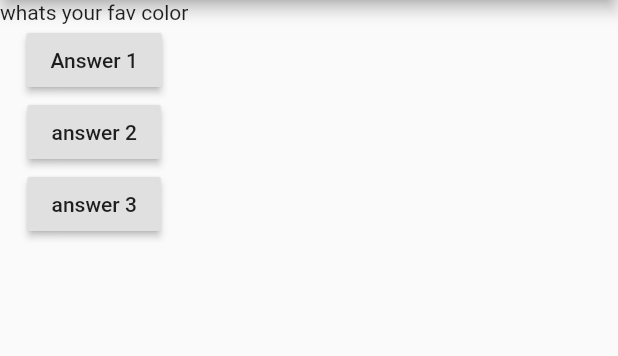
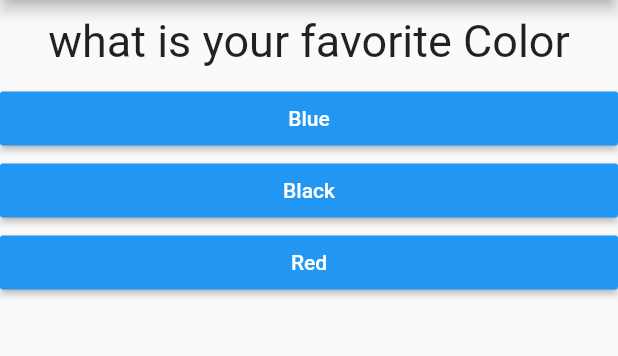
Before and after one commit to Meet-05/FIrstFlutterApp, a Flutter app: the screen it shows after launch, on a phone screen of 412 x 824 dp, the part 84-440 px from its top. Run offline on Flutter 3.47's test engine with Material 2 defaults, Android fonts, the phone set to English and light mode, and no system bars.

Commit message:
added questions and marking system

```diff
--- /dev/null
+++ b/lib/answer.dart
@@ -0,0 +1,20 @@
+import "package:flutter/material.dart";
+
+class Answer extends StatelessWidget {
+  final Function selectHandler;
+  final String answerText;
+  Answer(this.selectHandler, this.answerText);
+
+  @override
+  Widget build(BuildContext context) {
+    return Container(
+      width: double.infinity,
+      child: RaisedButton(
+        color: Colors.blue,
+        textColor: Colors.white,
+        child: Text(answerText),
+        onPressed: selectHandler,
+      ),
+    );
+  }
+}
--- a/lib/main.dart
+++ b/lib/main.dart
@@ -1,6 +1,6 @@
-import 'dart:convert';
-
 import "package:flutter/material.dart";
+import './quiz.dart';
+import './result.dart';
 
 void main() {
   runApp(MyApp());
@@ -9,47 +9,83 @@ void main() {
 class MyApp extends StatefulWidget {
   @override
   State<StatefulWidget> createState() {
-    return MyAppState();
+    return _MyAppState();
   }
 }
 
-class MyAppState extends State<MyApp> {
-  int questionNumber = 0;
+class _MyAppState extends State<MyApp> {
+  int _questionNumber = 0;
+   int _totalScore=0;
+  var _questions = [
+    {
+      'questionText': 'what is your favorite Color',
+      'answers': [
+        {'text': 'Blue', 'score': 10},
+        {'text': 'Black', 'score': 5},
+        {'text': 'Red', 'score': 1},
+      ]
+    },
+    {
+      'questionText': 'your favorite Animal',
+      'answers': [
+        {'text': 'Horse', 'score': 10},
+        {'text': 'Donkey', 'score': 5},
+        {'text': 'MOnkey', 'score': 1},
+      ]
+    },
+    {
+      'questionText': 'your favorite programming language',
+      'answers': [
+        {'text': 'C', 'score': 10},
+        {'text': 'C++', 'score': 5},
+        {'text': 'Python', 'score': 1},
+        {'text': 'dart', 'score': 100},
+      ]
+    },
+    {
+      'questionText': 'your favorite phone',
+      'answers': [
+        {'text': 'Android', 'score': 10},
+        {'text': 'Apple', 'score': 5},
+        {'text': 'Pinapple', 'score': 0},
+      ]
+    },
+  ];
 
-  void answerQuestion() {
+  void _answerQuestion(int score) {
+    _totalScore+=score;
     setState(() {
-      questionNumber = questionNumber + 1;
+      _questionNumber = _questionNumber + 1;
     });
-    print(questionNumber);
+    if (_questionNumber < _questions.length) {
+      print('more questions');
+    } else {
+      print('no more questions');
+    }
+    print(_questionNumber);
   }
 
+
+  void _resetQuiz(){
+    setState(() {
+        _questionNumber = 0;
+         _totalScore=0;
+    });
+  }
   @override
   Widget build(BuildContext context) {
-    var questions = ['whats your fav color', 'your fav food item'];
-
     return MaterialApp(
       home: Scaffold(
           appBar: AppBar(
             title: Text('My First App'),
           ),
-        body: Column(
-          children: [
-            Text(questions[questionNumber]),
-            RaisedButton(
-              child: Text('Answer 1'),
-              onPressed: answerQuestion,
-            ),
-            RaisedButton(
-              child: Text('answer 2'),
-              onPressed: () => {print("answer 2 selected")},
-            ),
-            RaisedButton(
-              child: Text('answer 3'),
-              onPressed: () => {print("answer 3 selected")},
-            ),
-          ],
-        ),
-      ),
+          body: _questionNumber < _questions.length
+              ? Quiz(
+                  answerQuestion: _answerQuestion,
+                  questions: _questions,
+                  questionNumber: _questionNumber,
+                )
+              : Result(_totalScore,_resetQuiz)),
     );
   }
 }
--- /dev/null
+++ b/lib/questions.dart
@@ -0,0 +1,18 @@
+import 'package:flutter/material.dart';
+
+class Question extends StatelessWidget {
+  final String questionText;
+  Question(this.questionText);
+  @override
+  Widget build(BuildContext context) {
+    return Container(
+      width: double.infinity,
+      margin: EdgeInsets.all(10),
+      child: Text(
+        questionText,
+        style: TextStyle(fontSize: 30),
+        textAlign: TextAlign.center,
+      ),
+    );
+  }
+}
--- /dev/null
+++ b/lib/quiz.dart
@@ -0,0 +1,23 @@
+import 'package:flutter/material.dart';
+import './questions.dart';
+import './answer.dart';
+
+class Quiz extends StatelessWidget {
+  final List<Map<String, Object>> questions;
+  final Function answerQuestion;
+  final int questionNumber;
+
+  Quiz({@required this.questions,@required this.answerQuestion,@required this.questionNumber});
+
+  @override
+  Widget build(BuildContext context) {
+    return Column(
+      children: [
+        Question(questions[questionNumber]['questionText']),
+        ...(questions[questionNumber]['answers'] as List<Map<String,Object>>).map((answer) {
+          return Answer(()=>answerQuestion(answer['score']), answer['text']);
+        }).toList()
+      ],
+    );
+  }
+}
```
Also changed, not shown: lib/result.dart (added, +43 -0 lines). Lines whose indentation alone changed are shown as unchanged.
